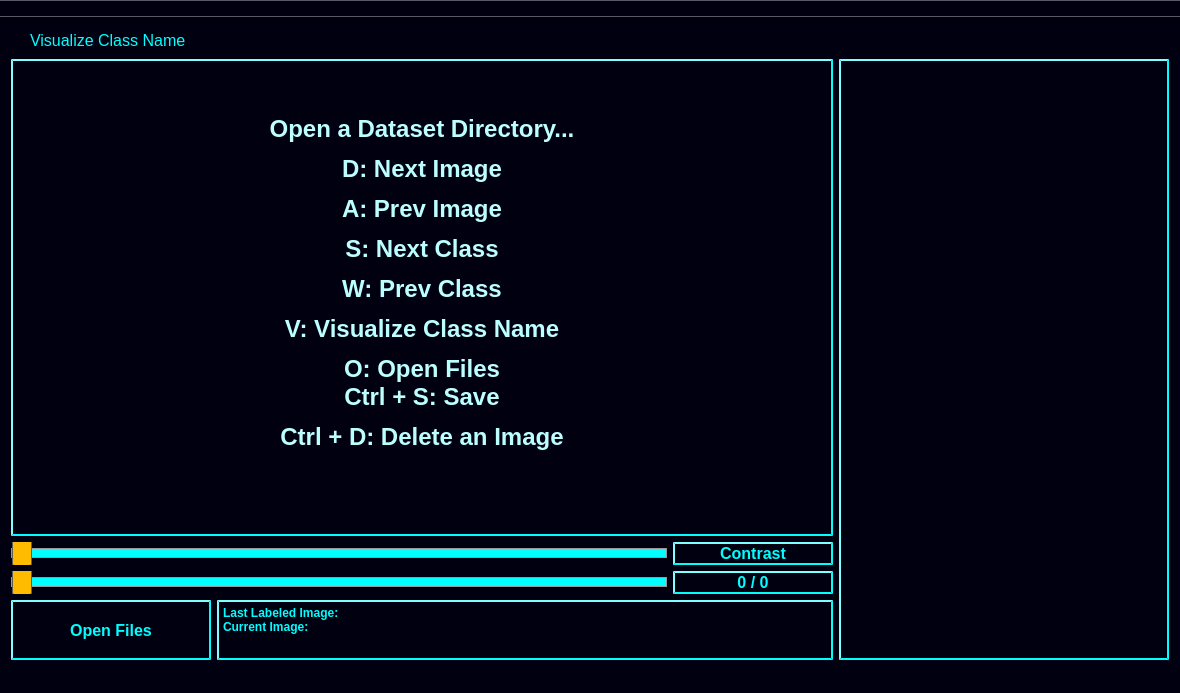
This is mainwindow.ui in developer0hye/Yolo_Label as Qt 5 draws it before an edit. The edited form follows.
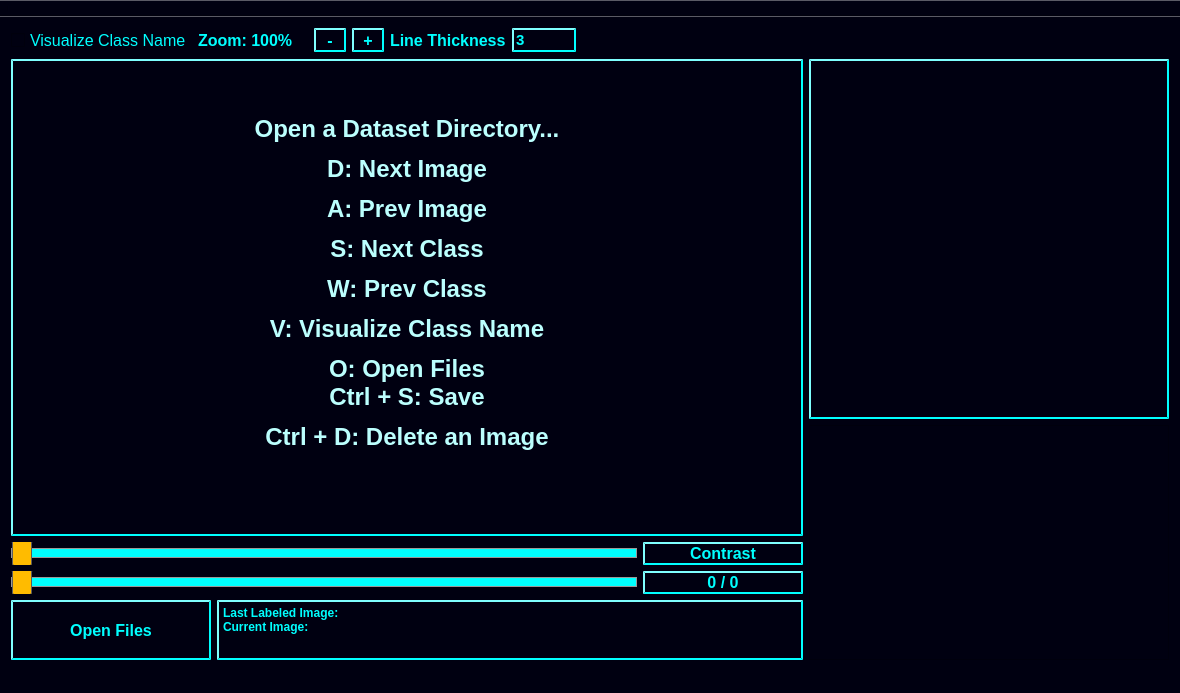
This is the edited form. Custom widgets are drawn as their Qt base class.

Commit message:
feat(labeling): zoom/pan workflow and live annotation side panel
Introduces image zoom UI with visible zoom level and keyboard shortcuts (+/=, -/_). Adds viewport panning via arrow keys when zoomed in. Adds line thickness input for overlay rendering. Adds a right-side panel that displays the annotation content of the currently active image.

```diff
--- a/mainwindow.ui
+++ b/mainwindow.ui
@@ -79,7 +79,6 @@
            <font>
             <family>Arial</family>
             <pointsize>18</pointsize>
-            <weight>75</weight>
             <bold>true</bold>
            </font>
           </property>
@@ -211,7 +210,6 @@
              <font>
               <family>Arial</family>
               <pointsize>12</pointsize>
-              <weight>75</weight>
               <bold>true</bold>
              </font>
             </property>
@@ -322,7 +320,6 @@
              <font>
               <family>Arial</family>
               <pointsize>12</pointsize>
-              <weight>75</weight>
               <bold>true</bold>
              </font>
             </property>
@@ -432,7 +429,6 @@
              <font>
               <family>Arial</family>
               <pointsize>12</pointsize>
-              <weight>75</weight>
               <bold>true</bold>
              </font>
             </property>
@@ -453,10 +449,13 @@
             </property>
             <property name="html">
              <string>&lt;!DOCTYPE HTML PUBLIC &quot;-//W3C//DTD HTML 4.0//EN&quot; &quot;http://www.w3.org/TR/REC-html40/strict.dtd&quot;&gt;
-&lt;html&gt;&lt;head&gt;&lt;meta name=&quot;qrichtext&quot; content=&quot;1&quot; /&gt;&lt;style type=&quot;text/css&quot;&gt;
+&lt;html&gt;&lt;head&gt;&lt;meta name=&quot;qrichtext&quot; content=&quot;1&quot; /&gt;&lt;meta charset=&quot;utf-8&quot; /&gt;&lt;style type=&quot;text/css&quot;&gt;
 p, li { white-space: pre-wrap; }
-&lt;/style&gt;&lt;/head&gt;&lt;body style=&quot; font-family:'Arial'; font-size:12pt; font-weight:600; font-style:normal;&quot;&gt;
-&lt;p style=&quot; margin-top:0px; margin-bottom:0px; margin-left:0px; margin-right:0px; -qt-block-indent:0; text-indent:0px;&quot;&gt;&lt;span style=&quot; font-family:'Gulim'; font-size:9pt;&quot;&gt;Last Labeled Image:&lt;br /&gt;Current Image:&lt;/span&gt;&lt;/p&gt;&lt;/body&gt;&lt;/html&gt;</string>
+hr { height: 1px; border-width: 0; }
+li.unchecked::marker { content: &quot;\2610&quot;; }
+li.checked::marker { content: &quot;\2612&quot;; }
+&lt;/style&gt;&lt;/head&gt;&lt;body style=&quot; font-family:'Arial'; font-size:12pt; font-weight:700; font-style:normal;&quot;&gt;
+&lt;p style=&quot; margin-top:0px; margin-bottom:0px; margin-left:0px; margin-right:0px; -qt-block-indent:0; text-indent:0px;&quot;&gt;&lt;span style=&quot; font-family:'Gulim'; font-size:9pt; font-weight:600;&quot;&gt;Last Labeled Image:&lt;br /&gt;Current Image:&lt;/span&gt;&lt;/p&gt;&lt;/body&gt;&lt;/html&gt;</string>
             </property>
            </widget>
           </item>
@@ -464,6 +463,14 @@
         </item>
        </layout>
       </item>
+      <item>
+       <layout class="QVBoxLayout" name="verticalLayout_2">
+        <property name="sizeConstraint">
+         <enum>QLayout::SizeConstraint::SetMinimumSize</enum>
+        </property>
+        <property name="leftMargin">
+         <number>0</number>
+        </property>
       <item>
        <widget class="QTableWidget" name="tableWidget_label">
         <property name="sizePolicy">
@@ -474,20 +481,19 @@
         </property>
         <property name="minimumSize">
          <size>
-          <width>220</width>
+            <width>250</width>
           <height>360</height>
          </size>
         </property>
         <property name="maximumSize">
          <size>
-          <width>330</width>
+            <width>360</width>
           <height>16777215</height>
          </size>
         </property>
         <property name="font">
          <font>
           <pointsize>10</pointsize>
-          <weight>75</weight>
           <bold>true</bold>
          </font>
         </property>
@@ -577,6 +583,36 @@
         </column>
        </widget>
       </item>
+        <item>
+         <widget class="QTextEdit" name="textEdit_marker">
+          <property name="sizePolicy">
+           <sizepolicy hsizetype="MinimumExpanding" vsizetype="Expanding">
+            <horstretch>0</horstretch>
+            <verstretch>1</verstretch>
+           </sizepolicy>
+          </property>
+          <property name="minimumSize">
+           <size>
+            <width>250</width>
+            <height>200</height>
+           </size>
+          </property>
+          <property name="maximumSize">
+           <size>
+            <width>360</width>
+            <height>16777215</height>
+           </size>
+          </property>
+          <property name="font">
+           <font>
+            <family>Courier New</family>
+            <pointsize>8</pointsize>
+           </font>
+          </property>
+         </widget>
+        </item>
+       </layout>
+      </item>
      </layout>
     </item>
     <item row="0" column="0">
@@ -603,6 +639,167 @@
         </property>
        </widget>
       </item>
+      <item>
+       <widget class="QLabel" name="label_zoom_value">
+        <property name="minimumSize">
+         <size>
+          <width>110</width>
+          <height>0</height>
+         </size>
+        </property>
+        <property name="font">
+         <font>
+          <family>Arial</family>
+          <pointsize>12</pointsize>
+          <bold>true</bold>
+         </font>
+        </property>
+        <property name="styleSheet">
+         <string notr="true">background-color : rgb(0, 0, 17);color : rgb(0, 255, 255);</string>
+        </property>
+        <property name="text">
+         <string>Zoom: 100%</string>
+        </property>
+       </widget>
+      </item>
+      <item>
+       <widget class="QPushButton" name="pushButton_zoom_out">
+        <property name="minimumSize">
+         <size>
+          <width>32</width>
+          <height>24</height>
+         </size>
+        </property>
+        <property name="maximumSize">
+         <size>
+          <width>32</width>
+          <height>24</height>
+         </size>
+        </property>
+        <property name="font">
+         <font>
+          <family>Arial</family>
+          <pointsize>12</pointsize>
+          <bold>true</bold>
+         </font>
+        </property>
+        <property name="focusPolicy">
+         <enum>Qt::FocusPolicy::NoFocus</enum>
+        </property>
+        <property name="styleSheet">
+         <string notr="true">background-color : rgb(0, 0, 17);color : rgb(0, 255, 255);
+border-style: outset;
+border-width: 2px;
+border-color: rgb(0, 255, 255);</string>
+        </property>
+        <property name="text">
+         <string>-</string>
+        </property>
+       </widget>
+      </item>
+      <item>
+       <widget class="QPushButton" name="pushButton_zoom_in">
+        <property name="minimumSize">
+         <size>
+          <width>32</width>
+          <height>24</height>
+         </size>
+        </property>
+        <property name="maximumSize">
+         <size>
+          <width>32</width>
+          <height>24</height>
+         </size>
+        </property>
+        <property name="font">
+         <font>
+          <family>Arial</family>
+          <pointsize>12</pointsize>
+          <bold>true</bold>
+         </font>
+        </property>
+        <property name="focusPolicy">
+         <enum>Qt::FocusPolicy::NoFocus</enum>
+        </property>
+        <property name="styleSheet">
+         <string notr="true">background-color : rgb(0, 0, 17);color : rgb(0, 255, 255);
+border-style: outset;
+border-width: 2px;
+border-color: rgb(0, 255, 255);</string>
+        </property>
+        <property name="text">
+         <string>+</string>
+        </property>
+       </widget>
+      </item>
+      <item>
+       <widget class="QLabel" name="label_line_thickness">
+        <property name="font">
+         <font>
+          <family>Arial</family>
+          <pointsize>12</pointsize>
+          <bold>true</bold>
+         </font>
+        </property>
+        <property name="styleSheet">
+         <string notr="true">background-color : rgb(0, 0, 17);color : rgb(0, 255, 255);</string>
+        </property>
+        <property name="text">
+         <string>Line Thickness</string>
+        </property>
+       </widget>
+      </item>
+      <item>
+       <widget class="QSpinBox" name="spinBox_line_thickness">
+        <property name="minimumSize">
+         <size>
+          <width>64</width>
+          <height>24</height>
+         </size>
+        </property>
+        <property name="font">
+         <font>
+          <family>Arial</family>
+          <pointsize>11</pointsize>
+          <bold>true</bold>
+         </font>
+        </property>
+        <property name="focusPolicy">
+         <enum>Qt::FocusPolicy::StrongFocus</enum>
+        </property>
+        <property name="styleSheet">
+         <string notr="true">background-color : rgb(0, 0, 17);color : rgb(0, 255, 255);
+border-style: outset;
+border-width: 2px;
+border-color: rgb(0, 255, 255);</string>
+        </property>
+        <property name="buttonSymbols">
+         <enum>QAbstractSpinBox::ButtonSymbols::NoButtons</enum>
+        </property>
+        <property name="minimum">
+         <number>1</number>
+        </property>
+        <property name="maximum">
+         <number>12</number>
+        </property>
+        <property name="value">
+         <number>3</number>
+        </property>
+       </widget>
+      </item>
+      <item>
+       <spacer name="horizontalSpacer_controls">
+        <property name="orientation">
+         <enum>Qt::Orientation::Horizontal</enum>
+        </property>
+        <property name="sizeHint" stdset="0">
+         <size>
+          <width>40</width>
+          <height>20</height>
+         </size>
+        </property>
+       </spacer>
+      </item>
      </layout>
     </item>
    </layout>
```
Left out of the diff: 35 changed lines with no effect on the pictures. Lines whose indentation alone changed are shown as unchanged. The commit also changes 4 other files.
